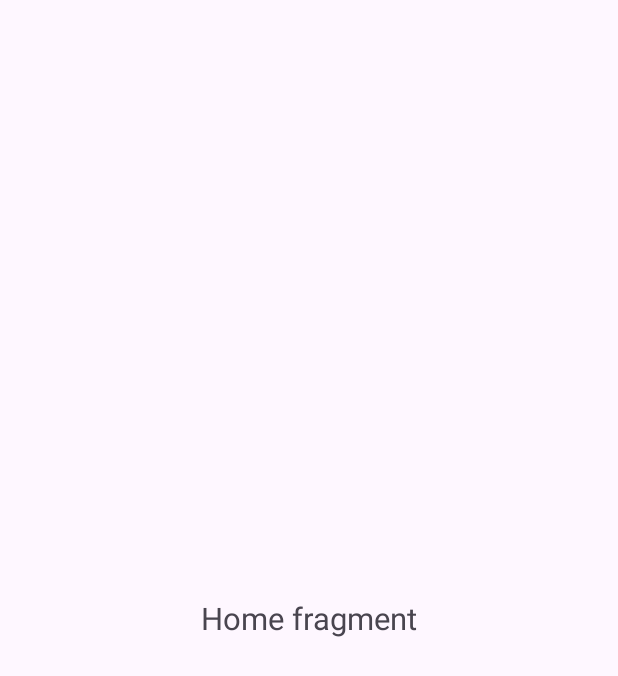
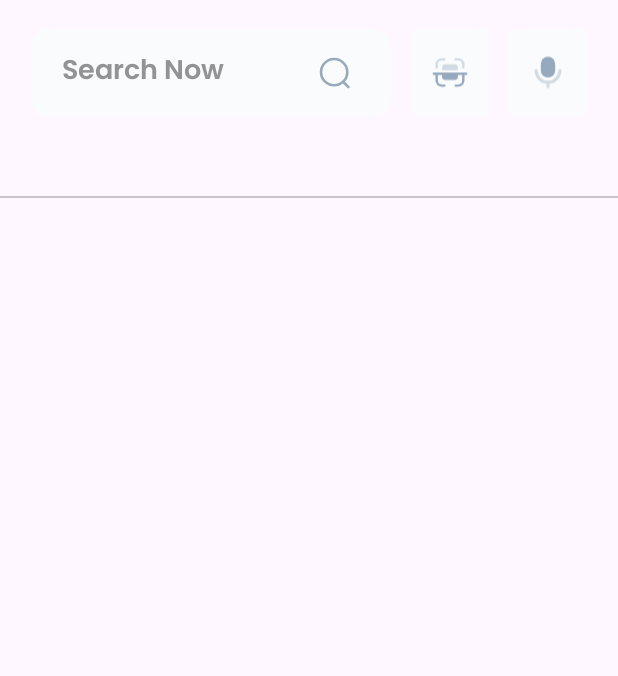
Before and after one commit to vn-lam-3691/Furniture_Shop, an Android app: the layout fragment_home.xml on its own in the app's theme, with its tools: preview values and no code run, on a phone screen of 412 x 824 dp. Shown: the top 676 px of the screen. Run offline under Robolectric (Android 15) with nearby library versions, the phone set to English and light mode, and no system bars.

Commit message:
implement TabLayout and ViewPager2

```diff
--- /dev/null
+++ b/app/src/main/java/com/vanlam/furnitureshop/fragments/categories/AccessoryFragment.kt
@@ -0,0 +1,5 @@
+package com.vanlam.furnitureshop.fragments.categories
+
+class AccessoryFragment: BaseCategoryFragment() {
+
+}
--- /dev/null
+++ b/app/src/main/java/com/vanlam/furnitureshop/fragments/categories/ChairFragment.kt
@@ -0,0 +1,5 @@
+package com.vanlam.furnitureshop.fragments.categories
+
+class ChairFragment: BaseCategoryFragment() {
+
+}
--- /dev/null
+++ b/app/src/main/java/com/vanlam/furnitureshop/fragments/categories/CupboardFragment.kt
@@ -0,0 +1,5 @@
+package com.vanlam.furnitureshop.fragments.categories
+
+class CupboardFragment: BaseCategoryFragment() {
+
+}
--- /dev/null
+++ b/app/src/main/java/com/vanlam/furnitureshop/fragments/categories/FurnitureFragment.kt
@@ -0,0 +1,5 @@
+package com.vanlam.furnitureshop.fragments.categories
+
+class FurnitureFragment: BaseCategoryFragment() {
+
+}
--- /dev/null
+++ b/app/src/main/java/com/vanlam/furnitureshop/fragments/categories/TableFragment.kt
@@ -0,0 +1,5 @@
+package com.vanlam.furnitureshop.fragments.categories
+
+class TableFragment: BaseCategoryFragment() {
+
+}
--- /dev/null
+++ b/app/src/main/res/drawable/ic_microphone.xml
@@ -0,0 +1,14 @@
+<vector xmlns:android="http://schemas.android.com/apk/res/android"
+    android:width="24dp"
+    android:height="24dp"
+    android:viewportWidth="24"
+    android:viewportHeight="24">
+  <path
+      android:pathData="M19.531,9.826a0.962,0.962 0,0 0,-0.969 0.957,6.563 6.563,0 0,1 -13.125,0A0.962,0.962 0,0 0,4.469 9.826,0.962 0.962,0 0,0 3.5,10.783 8.443,8.443 0,0 0,11.032 19.119v1.925a0.969,0.969 0,0 0,1.937 0L12.969,19.119A8.443,8.443 0,0 0,20.5 10.783,0.962 0.962,0 0,0 19.531,9.826"
+      android:strokeAlpha="0.4"
+      android:fillColor="#97aabd"
+      android:fillAlpha="0.4"/>
+  <path
+      android:pathData="M11.824,15.217L12.173,15.217a4.325,4.325 0,0 0,4.351 -4.3L16.524,6.3A4.324,4.324 0,0 0,12.173 2L11.824,2A4.324,4.324 0,0 0,7.473 6.3L7.473,10.921a4.325,4.325 0,0 0,4.351 4.3"
+      android:fillColor="#97aabd"/>
+</vector>
--- /dev/null
+++ b/app/src/main/res/drawable/ic_scan.xml
@@ -0,0 +1,14 @@
+<vector xmlns:android="http://schemas.android.com/apk/res/android"
+    android:width="24dp"
+    android:height="24dp"
+    android:viewportWidth="24"
+    android:viewportHeight="24">
+  <path
+      android:pathData="M7.239,10.523a0.279,0.279 0,0 1,-0.27 -0.269L6.969,9.008a2.269,2.269 0,0 1,2.27 -2.265h5.523a2.26,2.26 0,0 1,2.271 2.265L17.033,10.254a0.281,0.281 0,0 1,-0.274 0.269ZM19.655,8.763L19.655,6.906A2.44,2.44 0,0 0,17.194 4.493L15.601,4.493a0.754,0.754 0,0 1,-0.761 -0.745A0.755,0.755 0,0 1,15.601 3L17.194,3a3.948,3.948 0,0 1,3.983 3.906L21.177,8.763a0.761,0.761 0,0 1,-1.522 0ZM2.824,8.762L2.824,6.9A3.945,3.945 0,0 1,6.798 3L8.424,3a0.754,0.754 0,0 1,0.76 0.747,0.753 0.753,0 0,1 -0.76,0.746L6.799,4.493A2.436,2.436 0,0 0,4.347 6.9L4.347,8.762a0.755,0.755 0,0 1,-0.761 0.747A0.755,0.755 0,0 1,2.824 8.762Z"
+      android:strokeAlpha="0.4"
+      android:fillColor="#97aabd"
+      android:fillAlpha="0.4"/>
+  <path
+      android:pathData="M22.239,12.041L1.762,12.041A0.755,0.755 0,0 0,1 12.788a0.754,0.754 0,0 0,0.762 0.745L2.823,13.533L2.823,17.097A3.946,3.946 0,0 0,6.8 20.999L8.427,20.999a0.747,0.747 0,1 0,0 -1.493L6.8,19.506A2.436,2.436 0,0 1,4.346 17.097L4.346,13.533L6.969,13.533v0.991A2.269,2.269 0,0 0,9.238 16.791h5.524a2.269,2.269 0,0 0,2.27 -2.266L17.032,13.533h2.623v3.56a2.44,2.44 0,0 1,-2.461 2.413L15.6,19.506a0.747,0.747 0,1 0,0 1.493h1.593a3.949,3.949 0,0 0,3.983 -3.907L21.176,13.533h1.062A0.753,0.753 0,0 0,23 12.788,0.754 0.754,0 0,0 22.239,12.041"
+      android:fillColor="#97aabd"/>
+</vector>
--- /dev/null
+++ b/app/src/main/res/drawable/icon_background.xml
@@ -0,0 +1,5 @@
+<?xml version="1.0" encoding="utf-8"?>
+<shape android:shape="rectangle" xmlns:android="http://schemas.android.com/apk/res/android">
+<solid android:color="@color/g_light_red"/>
+    <corners android:radius="5dp"/>
+</shape>
--- /dev/null
+++ b/app/src/main/res/drawable/search_box_background.xml
@@ -0,0 +1,5 @@
+<?xml version="1.0" encoding="utf-8"?>
+<shape android:shape="rectangle" xmlns:android="http://schemas.android.com/apk/res/android">
+    <solid android:color="#FAFBFC"/>
+    <corners android:radius="12dp"/>
+</shape>
--- a/app/src/main/res/layout/fragment_home.xml
+++ b/app/src/main/res/layout/fragment_home.xml
@@ -5,16 +5,99 @@
     android:layout_width="match_parent"
     android:layout_height="match_parent">
 
-    <TextView
-        android:layout_width="wrap_content"
+    <LinearLayout
+        android:id="@+id/homeHeader"
+        android:layout_width="match_parent"
         android:layout_height="wrap_content"
-        android:text="Home fragment"
-        android:textSize="@dimen/_16ssp"
-        app:layout_constraintBottom_toBottomOf="parent"
+        android:layout_marginStart="@dimen/_16sdp"
+        android:layout_marginTop="@dimen/_15sdp"
+        android:layout_marginEnd="@dimen/_16sdp"
+        android:orientation="horizontal"
         app:layout_constraintEnd_toEndOf="parent"
-        app:layout_constraintHorizontal_bias="0.5"
         app:layout_constraintStart_toStartOf="parent"
-        app:layout_constraintTop_toTopOf="parent"
-        app:layout_constraintVertical_bias="0.5" />
+        app:layout_constraintTop_toTopOf="parent">
+
+        <androidx.constraintlayout.widget.ConstraintLayout
+            android:id="@+id/searchBar"
+            android:layout_width="wrap_content"
+            android:layout_height="wrap_content"
+            android:layout_weight="1"
+            android:background="@drawable/search_box_background">
+
+            <TextView
+                android:layout_width="0dp"
+                android:layout_height="wrap_content"
+                android:fontFamily="@font/poppins_thin"
+                android:paddingStart="@dimen/_16sdp"
+                android:paddingTop="@dimen/_10sdp"
+                android:paddingBottom="@dimen/_10sdp"
+                android:singleLine="true"
+                android:text="Search Now"
+                android:textColor="#919394"
+                android:textSize="@dimen/_14ssp"
+                app:layout_constraintStart_toStartOf="parent"
+                app:layout_constraintTop_toTopOf="parent"
+                app:layout_constraintBottom_toBottomOf="parent"/>
+
+            <ImageView
+                android:layout_width="@dimen/_18sdp"
+                android:layout_height="@dimen/_18sdp"
+                android:layout_marginEnd="@dimen/_20sdp"
+                android:src="@drawable/ic_search"
+                app:layout_constraintTop_toTopOf="parent"
+                app:layout_constraintBottom_toBottomOf="parent"
+                app:layout_constraintEnd_toEndOf="parent"/>
+
+        </androidx.constraintlayout.widget.ConstraintLayout>
+
+        <View
+            android:layout_width="@dimen/_10sdp"
+            android:layout_height="match_parent"/>
+
+        <ImageView
+            android:layout_width="@dimen/_40sdp"
+            android:layout_height="match_parent"
+            android:src="@drawable/ic_scan"
+            android:background="@drawable/icon_background"
+            android:backgroundTint="@color/g_search_and_icons"
+            android:padding="@dimen/_10sdp"/>
+
+        <View
+            android:layout_width="@dimen/_10sdp"
+            android:layout_height="match_parent"/>
+
+        <ImageView
+            android:layout_width="@dimen/_40sdp"
+            android:layout_height="match_parent"
+            android:src="@drawable/ic_microphone"
+            android:background="@drawable/icon_background"
+            android:backgroundTint="@color/g_search_and_icons"
+            android:padding="@dimen/_10sdp"/>
+
+    </LinearLayout>
+
+    <com.google.android.material.tabs.TabLayout
+        android:id="@+id/tabLayout"
+        android:layout_width="match_parent"
+        android:layout_height="wrap_content"
+        app:tabRippleColor="@color/white"
+        app:tabSelectedTextColor="@color/black"
+        app:tabMode="scrollable"
+        app:tabTextAppearance="@style/tabLayout_text"
+        app:layout_constraintTop_toBottomOf="@id/homeHeader"
+        app:layout_constraintStart_toStartOf="parent"
+        app:layout_constraintEnd_toEndOf="parent"
+        app:tabIndicator="@null"
+        app:tabIndicatorColor="@android:color/transparent"
+        android:layout_marginTop="@dimen/_5sdp"/>
+
+    <androidx.viewpager2.widget.ViewPager2
+        android:id="@+id/viewpagerHome"
+        android:layout_width="0dp"
+        android:layout_height="0dp"
+        app:layout_constraintStart_toStartOf="parent"
+        app:layout_constraintEnd_toEndOf="parent"
+        app:layout_constraintTop_toBottomOf="@id/tabLayout"
+        app:layout_constraintBottom_toBottomOf="parent"/>
 
 </androidx.constraintlayout.widget.ConstraintLayout>
--- a/app/src/main/res/values/styles.xml
+++ b/app/src/main/res/values/styles.xml
@@ -58,6 +58,7 @@
         <item name="fontFamily">@font/sf_pro_display</item>
         <item name="textAllCaps">false</item>
         <item name="android:textStyle">bold</item>
+        <item name="android:textSize">@dimen/_13ssp</item>
     </style>
 
     <style name="MediumTextViewThin">
```
Also changed, not shown: app/src/main/AndroidManifest.xml (+4 -3 lines), app/src/main/java/com/vanlam/furnitureshop/adapters/HomeViewPagerAdapter.kt (added, +21 -0 lines), app/src/main/java/com/vanlam/furnitureshop/fragments/categories/BaseCategoryFragment.kt (added, +12 -0 lines), app/src/main/java/com/vanlam/furnitureshop/fragments/categories/MainCategoryFragment.kt (added, +8 -0 lines), app/src/main/java/com/vanlam/furnitureshop/fragments/shopping/HomeFragment.kt (+49 -2 lines), app/src/main/res/layout/fragment_base_category.xml (added, +14 -0 lines), app/src/main/res/layout/fragment_main.xml (added, +14 -0 lines).
